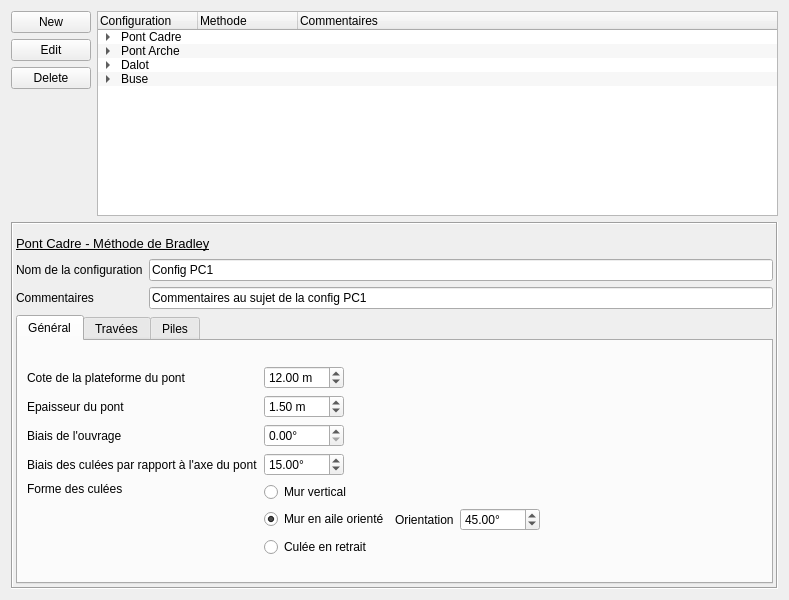
The window that ui/ui_structure.ui (Artelia/Mascaret) describes before a commit, drawn with Qt 5.
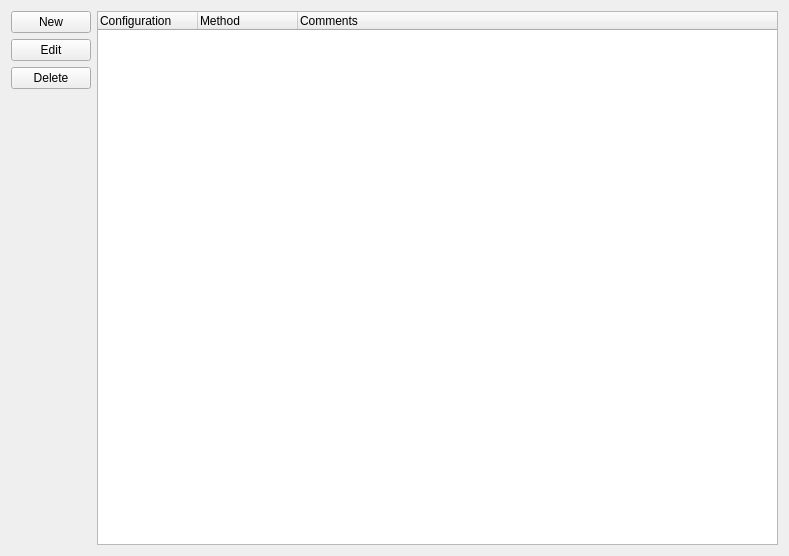
The same window after the commit.

Commit message: Dialog Structure (Pont cadre)

Diff of the .ui file:
```diff
--- a/ui/ui_structure.ui
+++ b/ui/ui_structure.ui
@@ -7,7 +7,7 @@
     <x>0</x>
     <y>0</y>
     <width>789</width>
-    <height>600</height>
+    <height>556</height>
    </rect>
   </property>
   <property name="windowTitle">
@@ -55,668 +55,42 @@
       </layout>
      </item>
      <item>
-      <widget class="QTreeWidget" name="treeWidget_2">
-       <property name="alternatingRowColors">
-        <bool>true</bool>
-       </property>
-       <column>
-        <property name="text">
-         <string>Configuration</string>
-        </property>
-       </column>
-       <column>
-        <property name="text">
-         <string>Methode</string>
-        </property>
-       </column>
-       <column>
-        <property name="text">
-         <string>Commentaires</string>
-        </property>
-       </column>
+      <layout class="QVBoxLayout" name="verticalLayout">
        <item>
-        <property name="text">
-         <string>Pont Cadre</string>
-        </property>
-        <property name="text">
-         <string/>
-        </property>
-        <property name="text">
-         <string/>
-        </property>
-        <item>
-         <property name="text">
-          <string>Config PC1</string>
+        <widget class="QTreeWidget" name="tree_struct">
+         <property name="sizePolicy">
+          <sizepolicy hsizetype="Expanding" vsizetype="MinimumExpanding">
+           <horstretch>0</horstretch>
+           <verstretch>0</verstretch>
+          </sizepolicy>
          </property>
-         <property name="text">
-          <string>Bradley</string>
+         <property name="alternatingRowColors">
+          <bool>true</bool>
          </property>
-         <property name="text">
-          <string>Commentaires au sujet de la config PC1</string>
-         </property>
-        </item>
-        <item>
-         <property name="text">
-          <string>Config PC2</string>
-         </property>
-         <property name="text">
-          <string>Bradley</string>
-         </property>
-         <property name="text">
-          <string>Commentaires au sujet de la config PC2</string>
-         </property>
-        </item>
+         <column>
+          <property name="text">
+           <string>Configuration</string>
+          </property>
+         </column>
+         <column>
+          <property name="text">
+           <string>Method</string>
+          </property>
+         </column>
+         <column>
+          <property name="text">
+           <string>Comments</string>
+          </property>
+         </column>
+        </widget>
        </item>
        <item>
-        <property name="text">
-         <string>Pont Arche</string>
-        </property>
-        <item>
-         <property name="text">
-          <string>Config PA1</string>
-         </property>
-         <property name="text">
-          <string>Borda</string>
-         </property>
-         <property name="text">
-          <string>Commentaires au sujet de la config PA1</string>
-         </property>
-        </item>
-        <item>
-         <property name="text">
-          <string>Config PA2</string>
-         </property>
-         <property name="text">
-          <string>Borda</string>
-         </property>
-         <property name="text">
-          <string>Commentaires au sujet de la config PA2</string>
-         </property>
-        </item>
+        <layout class="QVBoxLayout" name="lay_graph"/>
        </item>
-       <item>
-        <property name="text">
-         <string>Dalot</string>
-        </property>
-        <item>
-         <property name="text">
-          <string>Config D1</string>
-         </property>
-         <property name="text">
-          <string>Loi de seuil</string>
-         </property>
-         <property name="text">
-          <string>Commentaires au sujet de la config D1</string>
-         </property>
-        </item>
-        <item>
-         <property name="text">
-          <string>Config D2</string>
-         </property>
-         <property name="text">
-          <string>Loi d'orifice</string>
-         </property>
-         <property name="text">
-          <string>Commentaires au sujet de la config D2</string>
-         </property>
-        </item>
-       </item>
-       <item>
-        <property name="text">
-         <string>Buse</string>
-        </property>
-        <item>
-         <property name="text">
-          <string>Config B1</string>
-         </property>
-         <property name="text">
-          <string>Borda</string>
-         </property>
-         <property name="text">
-          <string>Commentaires au sujet de la config B1</string>
-         </property>
-        </item>
-       </item>
-      </widget>
+      </layout>
      </item>
     </layout>
    </item>
-   <item>
-    <widget class="QStackedWidget" name="stackedWidget">
-     <property name="frameShape">
-      <enum>QFrame::Box</enum>
-     </property>
-     <property name="frameShadow">
-      <enum>QFrame::Sunken</enum>
-     </property>
-     <property name="currentIndex">
-      <number>0</number>
-     </property>
-     <widget class="QWidget" name="page">
-      <layout class="QVBoxLayout" name="verticalLayout_4">
-       <property name="leftMargin">
-        <number>3</number>
-       </property>
-       <property name="rightMargin">
-        <number>3</number>
-       </property>
-       <property name="bottomMargin">
-        <number>3</number>
-       </property>
-       <item>
-        <widget class="QLabel" name="label">
-         <property name="minimumSize">
-          <size>
-           <width>0</width>
-           <height>20</height>
-          </size>
-         </property>
-         <property name="font">
-          <font>
-           <pointsize>10</pointsize>
-           <weight>50</weight>
-           <bold>false</bold>
-           <underline>true</underline>
-          </font>
-         </property>
-         <property name="text">
-          <string>Pont Cadre - Méthode de Bradley</string>
-         </property>
-        </widget>
-       </item>
-       <item>
-        <layout class="QGridLayout" name="gridLayout_5">
-         <item row="0" column="0">
-          <widget class="QLabel" name="label_8">
-           <property name="text">
-            <string>Nom de la configuration</string>
-           </property>
-          </widget>
-         </item>
-         <item row="1" column="0">
-          <widget class="QLabel" name="label_3">
-           <property name="text">
-            <string>Commentaires</string>
-           </property>
-          </widget>
-         </item>
-         <item row="0" column="1">
-          <widget class="QLineEdit" name="lineEdit_3">
-           <property name="text">
-            <string>Config PC1</string>
-           </property>
-          </widget>
-         </item>
-         <item row="1" column="1">
-          <widget class="QLineEdit" name="lineEdit">
-           <property name="text">
-            <string>Commentaires au sujet de la config PC1</string>
-           </property>
-          </widget>
-         </item>
-        </layout>
-       </item>
-       <item>
-        <widget class="QTabWidget" name="tabWidget">
-         <property name="currentIndex">
-          <number>0</number>
-         </property>
-         <widget class="QWidget" name="tab">
-          <attribute name="title">
-           <string>Général</string>
-          </attribute>
-          <layout class="QVBoxLayout" name="verticalLayout_5">
-           <item>
-            <layout class="QGridLayout" name="gridLayout">
-             <item row="1" column="1">
-              <widget class="QDoubleSpinBox" name="doubleSpinBox_2">
-               <property name="maximumSize">
-                <size>
-                 <width>80</width>
-                 <height>16777215</height>
-                </size>
-               </property>
-               <property name="suffix">
-                <string> m</string>
-               </property>
-               <property name="value">
-                <double>1.500000000000000</double>
-               </property>
-              </widget>
-             </item>
-             <item row="3" column="0">
-              <widget class="QLabel" name="label_11">
-               <property name="text">
-                <string>Biais des culées par rapport à l'axe du pont</string>
-               </property>
-              </widget>
-             </item>
-             <item row="4" column="1">
-              <layout class="QGridLayout" name="gridLayout_4">
-               <item row="1" column="1">
-                <layout class="QHBoxLayout" name="horizontalLayout_3">
-                 <item>
-                  <widget class="QLabel" name="label_7">
-                   <property name="text">
-                    <string>Orientation</string>
-                   </property>
-                  </widget>
-                 </item>
-                 <item>
-                  <widget class="QDoubleSpinBox" name="doubleSpinBox_4">
-                   <property name="minimumSize">
-                    <size>
-                     <width>80</width>
-                     <height>0</height>
-                    </size>
-                   </property>
-                   <property name="maximumSize">
-                    <size>
-                     <width>80</width>
-                     <height>16777215</height>
-                    </size>
-                   </property>
-                   <property name="suffix">
-                    <string>°</string>
-                   </property>
-                   <property name="value">
-                    <double>45.000000000000000</double>
-                   </property>
-                  </widget>
-                 </item>
-                 <item>
-                  <spacer name="horizontalSpacer">
-                   <property name="orientation">
-                    <enum>Qt::Horizontal</enum>
-                   </property>
-                   <property name="sizeHint" stdset="0">
-                    <size>
-                     <width>40</width>
-                     <height>20</height>
-                    </size>
-                   </property>
-                  </spacer>
-                 </item>
-                </layout>
-               </item>
-               <item row="0" column="0">
-                <widget class="QRadioButton" name="rb_type1">
-                 <property name="text">
-                  <string>Mur vertical</string>
-                 </property>
-                 <property name="iconSize">
-                  <size>
-                   <width>44</width>
-                   <height>27</height>
-                  </size>
-                 </property>
-                </widget>
-               </item>
-               <item row="1" column="0">
-                <widget class="QRadioButton" name="rb_type2">
-                 <property name="text">
-                  <string>Mur en aile orienté</string>
-                 </property>
-                 <property name="iconSize">
-                  <size>
-                   <width>62</width>
-                   <height>27</height>
-                  </size>
-                 </property>
-                 <property name="checked">
-                  <bool>true</bool>
-                 </property>
-                </widget>
-               </item>
-               <item row="2" column="0">
-                <widget class="QRadioButton" name="rb_type3">
-                 <property name="text">
-                  <string>Culée en retrait</string>
-                 </property>
-                 <property name="iconSize">
-                  <size>
-                   <width>65</width>
-                   <height>27</height>
-                  </size>
-                 </property>
-                </widget>
-               </item>
-              </layout>
-             </item>
-             <item row="2" column="0">
-              <widget class="QLabel" name="label_5">
-               <property name="text">
-                <string>Biais de l'ouvrage</string>
-               </property>
-              </widget>
-             </item>
-             <item row="2" column="1">
-              <widget class="QDoubleSpinBox" name="doubleSpinBox_5">
-               <property name="maximumSize">
-                <size>
-                 <width>80</width>
-                 <height>16777215</height>
-                </size>
-               </property>
-               <property name="suffix">
-                <string>°</string>
-               </property>
-              </widget>
-             </item>
-             <item row="0" column="1">
-              <widget class="QDoubleSpinBox" name="doubleSpinBox">
-               <property name="maximumSize">
-                <size>
-                 <width>80</width>
-                 <height>16777215</height>
-                </size>
-               </property>
-               <property name="suffix">
-                <string> m</string>
-               </property>
-               <property name="value">
-                <double>12.000000000000000</double>
-               </property>
-              </widget>
-             </item>
-             <item row="3" column="1">
-              <widget class="QDoubleSpinBox" name="doubleSpinBox_6">
-               <property name="maximumSize">
-                <size>
-                 <width>80</width>
-                 <height>16777215</height>
-                </size>
-               </property>
-               <property name="suffix">
-                <string>°</string>
-               </property>
-               <property name="value">
-                <double>15.000000000000000</double>
-               </property>
-              </widget>
-             </item>
-             <item row="1" column="0">
-              <widget class="QLabel" name="label_4">
-               <property name="text">
-                <string>Epaisseur du pont</string>
-               </property>
-              </widget>
-             </item>
-             <item row="0" column="0">
-              <widget class="QLabel" name="label_2">
-               <property name="text">
-                <string>Cote de la plateforme du pont</string>
-               </property>
-              </widget>
-             </item>
-             <item row="4" column="0">
-              <widget class="QLabel" name="label_12">
-               <property name="text">
-                <string>Forme des culées</string>
-               </property>
-               <property name="alignment">
-                <set>Qt::AlignLeading|Qt::AlignLeft|Qt::AlignTop</set>
-               </property>
-              </widget>
-             </item>
-            </layout>
-           </item>
-          </layout>
-         </widget>
-         <widget class="QWidget" name="tab_2">
-          <attribute name="title">
-           <string>Travées</string>
-          </attribute>
-          <layout class="QVBoxLayout" name="verticalLayout_6">
-           <item>
-            <layout class="QGridLayout" name="gridLayout_2">
-             <item row="1" column="1">
-              <widget class="QSpinBox" name="spinBox">
-               <property name="maximumSize">
-                <size>
-                 <width>80</width>
-                 <height>16777215</height>
-                </size>
-               </property>
-               <property name="value">
-                <number>4</number>
-               </property>
-              </widget>
-             </item>
-             <item row="1" column="0">
-              <widget class="QLabel" name="label_17">
-               <property name="text">
-                <string>Nombre de travées</string>
-               </property>
-              </widget>
-             </item>
-             <item row="2" column="0">
-              <widget class="QLabel" name="label_16">
-               <property name="text">
-                <string>Description</string>
-               </property>
-               <property name="alignment">
-                <set>Qt::AlignLeading|Qt::AlignLeft|Qt::AlignTop</set>
-               </property>
-              </widget>
-             </item>
-             <item row="2" column="1">
-              <widget class="QTableWidget" name="tableWidget_2">
-               <property name="alternatingRowColors">
-                <bool>true</bool>
-               </property>
-               <attribute name="verticalHeaderDefaultSectionSize">
-                <number>24</number>
-               </attribute>
-               <row>
-                <property name="text">
-                 <string>1</string>
-                </property>
-               </row>
-               <row>
-                <property name="text">
-                 <string>2</string>
-                </property>
-               </row>
-               <row>
-                <property name="text">
-                 <string>3</string>
-                </property>
-               </row>
-               <row>
-                <property name="text">
-                 <string>4</string>
-                </property>
-               </row>
-               <column>
-                <property name="text">
-                 <string>Nom</string>
-                </property>
-               </column>
-               <column>
-                <property name="text">
-                 <string>Largeur</string>
-                </property>
-               </column>
-               <item row="0" column="0">
-                <property name="text">
-                 <string>Travée 1</string>
-                </property>
-               </item>
-               <item row="0" column="1">
-                <property name="text">
-                 <string>3.0</string>
-                </property>
-               </item>
-               <item row="1" column="0">
-                <property name="text">
-                 <string>Travée 2</string>
-                </property>
-               </item>
-               <item row="1" column="1">
-                <property name="text">
-                 <string>2.5</string>
-                </property>
-               </item>
-               <item row="2" column="0">
-                <property name="text">
-                 <string>Travée 3</string>
-                </property>
-               </item>
-               <item row="2" column="1">
-                <property name="text">
-                 <string>2.5</string>
-                </property>
-               </item>
-               <item row="3" column="0">
-                <property name="text">
-                 <string>Travée 4</string>
-                </property>
-               </item>
-               <item row="3" column="1">
-                <property name="text">
-                 <string>3.0</string>
-                </property>
-               </item>
-              </widget>
-             </item>
-            </layout>
-           </item>
-          </layout>
-         </widget>
-         <widget class="QWidget" name="tab_3">
-          <attribute name="title">
-           <string>Piles</string>
-          </attribute>
-          <layout class="QVBoxLayout" name="verticalLayout">
-           <item>
-            <layout class="QGridLayout" name="gridLayout_3">
-             <item row="1" column="1">
-              <widget class="QSpinBox" name="spinBox_2">
-               <property name="maximumSize">
-                <size>
-                 <width>80</width>
-                 <height>16777215</height>
-                </size>
-               </property>
-               <property name="value">
-                <number>3</number>
-               </property>
-              </widget>
-             </item>
-             <item row="1" column="0">
-              <widget class="QLabel" name="label_18">
-               <property name="text">
-                <string>Nombre de piles</string>
-               </property>
-              </widget>
-             </item>
-             <item row="2" column="0">
-              <widget class="QLabel" name="label_19">
-               <property name="text">
-                <string>Description</string>
-               </property>
-               <property name="alignment">
-                <set>Qt::AlignLeading|Qt::AlignLeft|Qt::AlignTop</set>
-               </property>
-              </widget>
-             </item>
-             <item row="2" column="1">
-              <widget class="QTableWidget" name="tableWidget_3">
-               <property name="alternatingRowColors">
-                <bool>true</bool>
-               </property>
-               <attribute name="verticalHeaderDefaultSectionSize">
-                <number>24</number>
-               </attribute>
-               <row>
-                <property name="text">
-                 <string>1</string>
-                </property>
-               </row>
-               <row>
-                <property name="text">
-                 <string>2</string>
-                </property>
-               </row>
-               <row>
-                <property name="text">
-                 <string>3</string>
-                </property>
-               </row>
-               <column>
-                <property name="text">
-                 <string>Forme</string>
-                </property>
-               </column>
-               <column>
-                <property name="text">
-                 <string>Largeur</string>
-                </property>
-               </column>
-               <column>
-                <property name="text">
-                 <string>Biais de la pile par rapport à l'axe du pont</string>
-                </property>
-               </column>
-               <item row="0" column="0">
-                <property name="text">
-                 <string>Forme 1</string>
-                </property>
-               </item>
-               <item row="0" column="1">
-                <property name="text">
-                 <string>3.0</string>
-                </property>
-               </item>
-               <item row="0" column="2">
-                <property name="text">
-                 <string>0.00</string>
-                </property>
-               </item>
-               <item row="1" column="0">
-                <property name="text">
-                 <string>Forme 2</string>
-                </property>
-               </item>
-               <item row="1" column="1">
-                <property name="text">
-                 <string>2.5</string>
-                </property>
-               </item>
-               <item row="1" column="2">
-                <property name="text">
-                 <string>0.00</string>
-                </property>
-               </item>
-               <item row="2" column="0">
-                <property name="text">
-                 <string>Forme 1</string>
-                </property>
-               </item>
-               <item row="2" column="1">
-                <property name="text">
-                 <string>2.5</string>
-                </property>
-               </item>
-               <item row="2" column="2">
-                <property name="text">
-                 <string>0.00</string>
-                </property>
-               </item>
-              </widget>
-             </item>
-            </layout>
-           </item>
-          </layout>
-         </widget>
-        </widget>
-       </item>
-      </layout>
-     </widget>
-     <widget class="QWidget" name="page_2"/>
-    </widget>
-   </item>
   </layout>
  </widget>
  <resources/>
```
Left out of the diff: 6 changed lines with no effect on the pictures. The commit also changes 10 other files.
